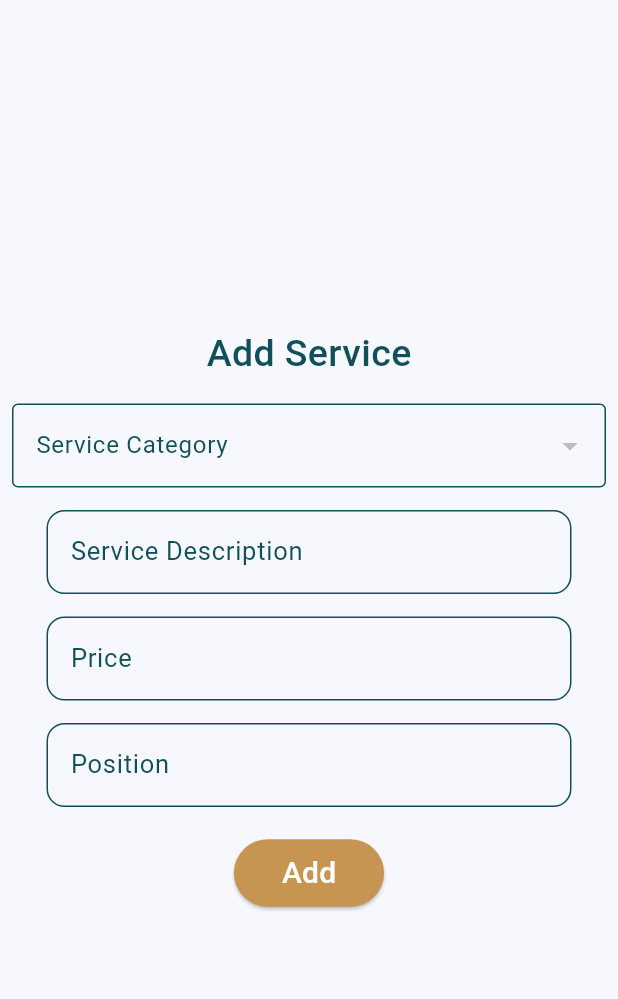
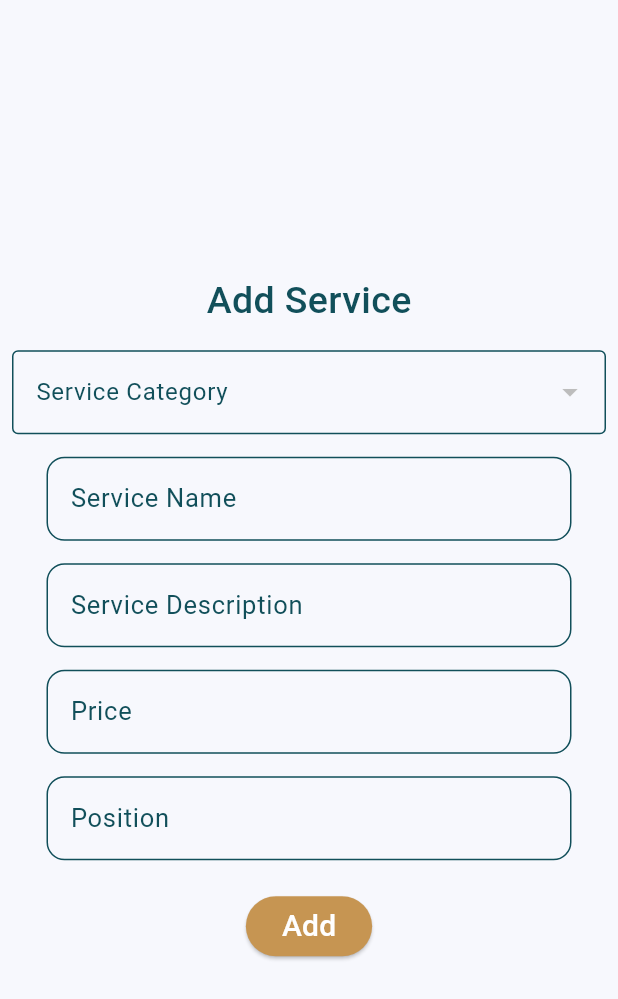
Before and after one commit to seniors007/SwapIt, a Flutter app: the AddServiceView screen opened directly, on a phone screen of 412 x 824 dp. Shown: the top 999 px of the screen. Run offline on Flutter 3.47's test engine with Material 3 defaults, Android fonts, the phone set to English and light mode, and no system bars; drawn by our look-alikes of modal_progress_hud_nsn; our stand-ins replace bloc, dio, flutter_bloc, get, group_button, persistent_bottom_nav_bar; missing offline and left inert: flutter_paypal_payment; network calls fail.

Commit message:
add service request cubit

```diff
--- /dev/null
+++ b/lib/features/profile/presentation/manager/cubit/add_service_state.dart
@@ -0,0 +1,16 @@
+part of 'add_service_cubit.dart';
+
+@immutable
+sealed class AddServiceState {}
+
+final class AddServiceInitial extends AddServiceState {}
+
+final class AddServiceLoading extends AddServiceState {}
+
+final class AddServiceSuccess extends AddServiceState {}
+
+final class AddServiceFailure extends AddServiceState {
+  final String errMsg;
+
+  AddServiceFailure({required this.errMsg});
+}
--- a/lib/features/profile/presentation/views/add_serivce_view.dart
+++ b/lib/features/profile/presentation/views/add_serivce_view.dart
@@ -1,4 +1,6 @@
 import 'package:flutter/material.dart';
+import 'package:flutter_bloc/flutter_bloc.dart';
+import 'package:swapit/features/profile/presentation/manager/cubit/add_service_cubit.dart';
 import 'package:swapit/features/profile/presentation/views/widgets/add_service_view_body.dart';
 
 class AddServiceView extends StatelessWidget {
@@ -6,8 +8,11 @@ class AddServiceView extends StatelessWidget {
 
   @override
   Widget build(BuildContext context) {
-    return const Scaffold(
-      body: AddServiceViewBody(),
+    return BlocProvider(
+      create: (context) => AddServiceCubit(),
+      child: const Scaffold(
+        body: AddServiceViewBody(),
+      ),
     );
   }
 }
--- a/lib/features/profile/presentation/views/widgets/add_service_view_body.dart
+++ b/lib/features/profile/presentation/views/widgets/add_service_view_body.dart
@@ -1,8 +1,13 @@
 import 'dart:developer';
 import 'package:flutter/material.dart';
 import 'package:dio/dio.dart';
+import 'package:flutter_bloc/flutter_bloc.dart';
+import 'package:modal_progress_hud_nsn/modal_progress_hud_nsn.dart';
 import 'package:swapit/core/utils/constants.dart';
+import 'package:swapit/core/widgets/custom_button.dart';
+import 'package:swapit/core/widgets/custom_snack_bar.dart';
 import 'package:swapit/core/widgets/custom_text_field.dart';
+import 'package:swapit/features/profile/presentation/manager/cubit/add_service_cubit.dart';
 
 class AddServiceViewBody extends StatefulWidget {
   const AddServiceViewBody({super.key});
@@ -14,6 +19,8 @@ class AddServiceViewBody extends StatefulWidget {
 class _AddServiceViewBodyState extends State<AddServiceViewBody> {
   String _dropdownValue = '';
   List<Map<String, dynamic>> _categories = []; // Store categories here
+  bool isLoading = false;
+  GlobalKey<FormState> formKey = GlobalKey();
 
   @override
   void initState() {
@@ -41,13 +48,29 @@ class _AddServiceViewBodyState extends State<AddServiceViewBody> {
 
   @override
   Widget build(BuildContext context) {
+    return BlocConsumer<AddServiceCubit, AddServiceState>(
+      listener: (context, state) {
+        if (state is AddServiceLoading) {
+          isLoading = true;
+        } else if (state is AddServiceSuccess) {
+          showSnackBar(context, 'Service added');
+          isLoading = false;
+        } else if (state is AddServiceFailure) {
+          showSnackBar(context, state.errMsg);
+          isLoading = false;
+        }
+      },
+      builder: (context, state) {
         return SafeArea(
+          child: ModalProgressHUD(
+            inAsyncCall: isLoading,
             child: Center(
               child: SingleChildScrollView(
                 physics: const ClampingScrollPhysics(),
                 child: Padding(
                   padding: const EdgeInsets.all(8.0),
                   child: Form(
+                    key: formKey,
                     child: Column(
                       children: [
                         const Text(
@@ -62,8 +85,8 @@ class _AddServiceViewBodyState extends State<AddServiceViewBody> {
                           height: 15,
                         ),
                         DropdownButtonFormField<String>(
-                    items:
-                        _categories.map<DropdownMenuItem<String>>((category) {
+                          items: _categories
+                              .map<DropdownMenuItem<String>>((category) {
                             return DropdownMenuItem<String>(
                               value: category['id'].toString(),
                               child: Text(category['name']),
@@ -87,6 +110,10 @@ class _AddServiceViewBodyState extends State<AddServiceViewBody> {
                         const SizedBox(
                           height: 15.0,
                         ),
+                        const CustomTextField(label: 'Service Name'),
+                        const SizedBox(
+                          height: 15.0,
+                        ),
                         const CustomTextField(label: 'Service Description'),
                         const SizedBox(
                           height: 15.0,
@@ -99,30 +126,24 @@ class _AddServiceViewBodyState extends State<AddServiceViewBody> {
                         const SizedBox(
                           height: 20.0,
                         ),
-                  ElevatedButton(
+                        CustomButton(
+                            label: 'Add',
+                            backgroundColor: kYellowColor,
                             onPressed: () {
-                      log(_dropdownValue);
-                      Navigator.pop(context);
-                    },
-                    style:
-                        ElevatedButton.styleFrom(backgroundColor: kYellowColor),
-                    child: const Padding(
-                      padding: EdgeInsets.all(8.0),
-                      child: Text(
-                        'Add',
-                        style: TextStyle(
-                          color: kWhiteColor,
-                          fontSize: 20,
-                        ),
-                      ),
-                    ),
-                  ),
+                              // if (formKey.currentState!.validate()) {
+                              BlocProvider.of<AddServiceCubit>(context)
+                                  .addService();
+                              // }
+                            })
                       ],
                     ),
                   ),
                 ),
               ),
             ),
+          ),
+        );
+      },
     );
   }
 }
```
Also changed, not shown: lib/features/profile/presentation/manager/cubit/add_service_cubit.dart (added, +41 -0 lines). Lines whose indentation alone changed are shown as unchanged.
